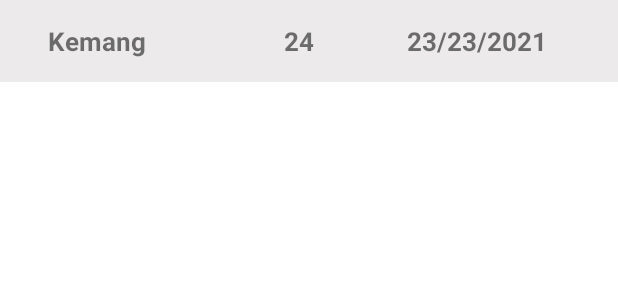
After one commit to yusufsugiono/bangkit-b21-cap0485, an Android app: the layout item_rate1.xml on its own in the app's theme, with its tools: preview values and no code run, on a phone screen of 412 x 824 dp. The commit adds this screen. Shown: the top 300 px of the screen. Run offline under Robolectric (Android 15) with nearby library versions, the phone set to English and light mode, and no system bars.

Commit message:
update
e-covid predict layout .

```diff
--- a/E_Bansos/app/build.gradle
+++ b/E_Bansos/app/build.gradle
@@ -41,6 +41,12 @@ android {
 
 dependencies {
 
+    implementation 'androidx.recyclerview:recyclerview:1.1.0'
+    implementation 'androidx.cardview:cardview:1.0.0'
+    implementation 'de.hdodenhof:circleimageview:3.1.0'
+
+    implementation 'com.github.bumptech.glide:glide:4.11.0'
+
     implementation platform('com.google.firebase:firebase-bom:28.0.1')
     implementation 'com.google.firebase:firebase-analytics-ktx'
     implementation 'com.google.android.material:material:1.2.1'
--- a/E_Bansos/app/src/main/AndroidManifest.xml
+++ b/E_Bansos/app/src/main/AndroidManifest.xml
@@ -1,6 +1,8 @@
 <?xml version="1.0" encoding="utf-8"?>
 <manifest xmlns:android="http://schemas.android.com/apk/res/android"
     package="com.capstone.e_bansos">
+    <uses-permission android:name="android.permission.ACCESS_NETWORK_STATE"/>
+    <uses-permission android:name="android.permission.INTERNET"/>
 
     <application
         android:allowBackup="true"
--- /dev/null
+++ b/E_Bansos/app/src/main/res/layout/item_rate1.xml
@@ -0,0 +1,83 @@
+<?xml version="1.0" encoding="utf-8"?>
+<androidx.constraintlayout.widget.ConstraintLayout xmlns:android="http://schemas.android.com/apk/res/android"
+    xmlns:app="http://schemas.android.com/apk/res-auto"
+    xmlns:tools="http://schemas.android.com/tools"
+
+    android:layout_width="match_parent"
+    android:layout_height="wrap_content"
+    android:layout_marginBottom="2dp"
+    android:background="#ECEAEA">
+
+    <LinearLayout
+        android:layout_width="match_parent"
+        android:layout_height="match_parent"
+        android:orientation="horizontal">
+
+        <TextView
+            android:id="@+id/tv_location"
+            android:layout_width="125dp"
+            android:layout_height="wrap_content"
+            android:layout_marginStart="32dp"
+            android:layout_marginLeft="32dp"
+            android:layout_marginTop="15dp"
+            android:layout_marginBottom="15dp"
+            android:text="Kemang"
+            android:textSize="17dp"
+            android:textStyle="bold"
+            app:layout_constraintBottom_toBottomOf="@+id/img_avatar"
+            app:layout_constraintStart_toEndOf="@+id/img_avatar"
+            app:layout_constraintTop_toTopOf="@+id/img_avatar"
+            app:layout_constraintVertical_bias="0.0" />
+
+        <TextView
+            android:id="@+id/tv_totalpositive"
+            android:layout_width="50dp"
+            android:layout_height="wrap_content"
+            android:layout_marginStart="32dp"
+            android:layout_marginLeft="32dp"
+            android:layout_marginTop="15dp"
+            android:layout_marginBottom="15dp"
+            android:text="24"
+            android:textSize="17dp"
+
+            android:textStyle="bold"
+            app:layout_constraintBottom_toBottomOf="@+id/img_avatar"
+            app:layout_constraintStart_toEndOf="@+id/img_avatar"
+            app:layout_constraintTop_toTopOf="@+id/img_avatar"
+            app:layout_constraintVertical_bias="0.0" />
+
+        <TextView
+            android:id="@+id/tv_datetime"
+            android:layout_width="125dp"
+            android:layout_height="wrap_content"
+            android:layout_marginStart="32dp"
+            android:layout_marginLeft="32dp"
+            android:layout_marginTop="15dp"
+            android:layout_marginBottom="15dp"
+            android:text="23/23/2021"
+            android:textSize="17dp"
+
+            android:textStyle="bold"
+            app:layout_constraintBottom_toBottomOf="@+id/img_avatar"
+            app:layout_constraintStart_toEndOf="@+id/img_avatar"
+            app:layout_constraintTop_toTopOf="@+id/img_avatar"
+            app:layout_constraintVertical_bias="0.0" />
+
+    </LinearLayout>
+
+
+    <!--    <de.hdodenhof.circleimageview.CircleImageView-->
+    <!--        android:id="@+id/img_avatar"-->
+    <!--        android:layout_width="60dp"-->
+    <!--        android:layout_height="60dp"-->
+    <!--        android:layout_marginTop="16dp"-->
+    <!--        android:layout_marginBottom="16dp"-->
+    <!--        android:src="@android:color/darker_gray"-->
+    <!--        app:layout_constraintBottom_toBottomOf="parent"-->
+    <!--        app:layout_constraintEnd_toEndOf="parent"-->
+    <!--        app:layout_constraintHorizontal_bias="0.044"-->
+    <!--        app:layout_constraintStart_toStartOf="parent"-->
+    <!--        app:layout_constraintTop_toTopOf="parent" />-->
+
+
+</androidx.constraintlayout.widget.ConstraintLayout>
```
Also changed, not shown: E_Bansos/app/src/main/java/com/capstone/e_bansos/ItemRate2Adapter.kt (added, +38 -0 lines), E_Bansos/app/src/main/java/com/capstone/e_bansos/ListRate1.kt (added, +8 -0 lines), E_Bansos/app/src/main/java/com/capstone/e_bansos/ListRate2.kt (added, +9 -0 lines), E_Bansos/app/src/main/java/com/capstone/e_bansos/MainActivity.kt (+55 -1 lines), E_Bansos/app/src/main/res/layout/activity_main.xml (+39 -8 lines), E_Bansos/app/src/main/res/layout/item_rate2.xml (added, +47 -0 lines), E_Bansos/app/src/main/res/values/strings.xml (+41 -0 lines).
